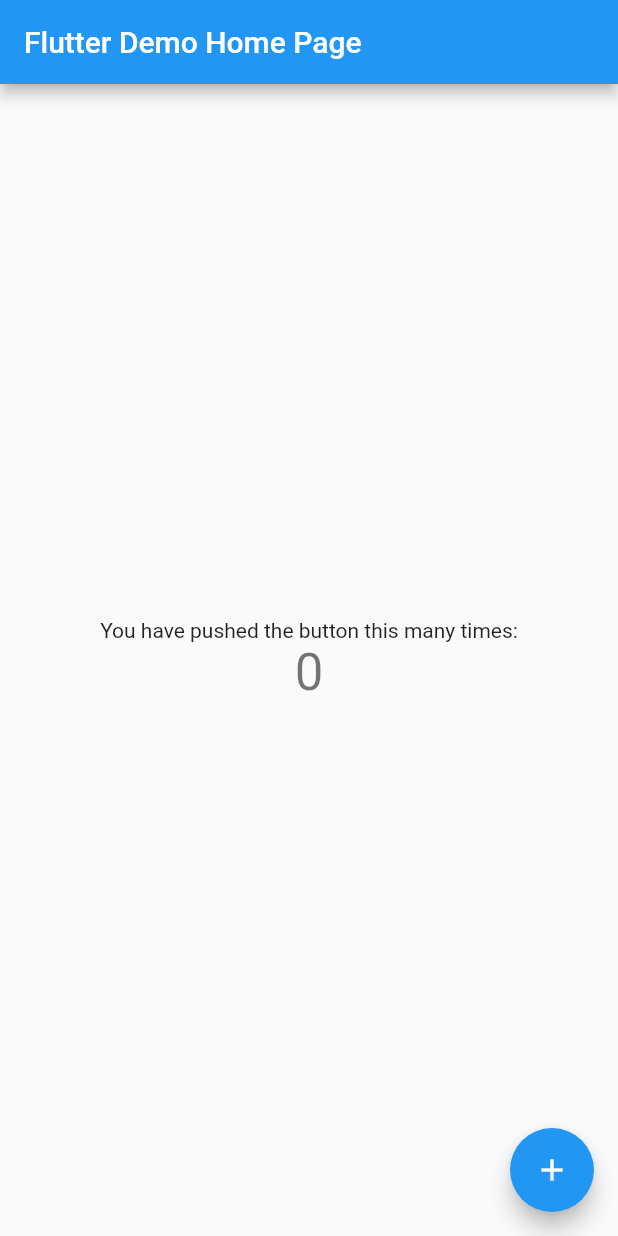
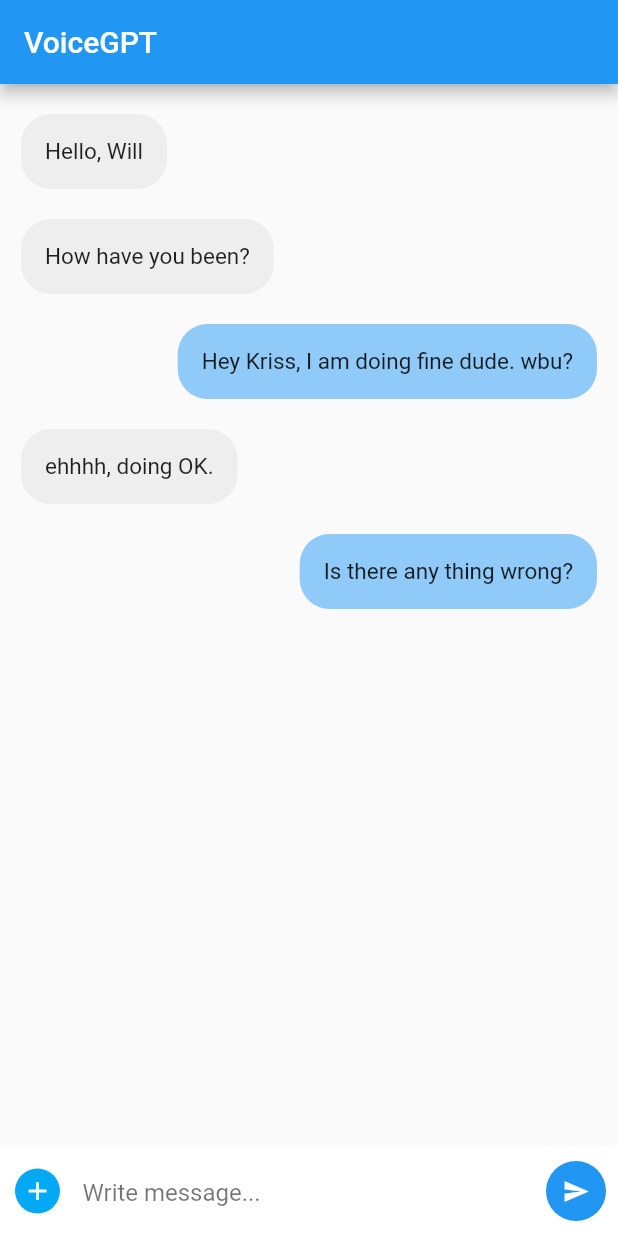
Before and after one commit to huudanh2802/voicegpt, a Flutter app: the screen it shows after launch, on a phone screen of 412 x 824 dp. Run offline on Flutter 3.47's test engine with Material 2 defaults, Android fonts, the phone set to English and light mode, and no system bars.

Commit message:
chat screen

```diff
--- a/voicegpt/lib/main.dart
+++ b/voicegpt/lib/main.dart
@@ -1,4 +1,5 @@
 import 'package:flutter/material.dart';
+import 'package:voicegpt/ui/screen/chat_screen/chat_screen.dart';
 
 void main() {
   runApp(const MyApp());
@@ -10,106 +11,6 @@ class MyApp extends StatelessWidget {
   // This widget is the root of your application.
   @override
   Widget build(BuildContext context) {
-    return MaterialApp(
-      title: 'Flutter Demo',
-      theme: ThemeData(
-        // This is the theme of your application.
-        //
-        // Try running your application with "flutter run". You'll see the
-        // application has a blue toolbar. Then, without quitting the app, try
-        // changing the primarySwatch below to Colors.green and then invoke
-        // "hot reload" (press "r" in the console where you ran "flutter run",
-        // or simply save your changes to "hot reload" in a Flutter IDE).
-        // Notice that the counter didn't reset back to zero; the application
-        // is not restarted.
-        primarySwatch: Colors.blue,
-      ),
-      home: const MyHomePage(title: 'Flutter Demo Home Page'),
-    );
+    return MaterialApp(home: ChatScreen());
   }
 }
-
-class MyHomePage extends StatefulWidget {
-  const MyHomePage({super.key, required this.title});
-
-  // This widget is the home page of your application. It is stateful, meaning
-  // that it has a State object (defined below) that contains fields that affect
-  // how it looks.
-
-  // This class is the configuration for the state. It holds the values (in this
-  // case the title) provided by the parent (in this case the App widget) and
-  // used by the build method of the State. Fields in a Widget subclass are
-  // always marked "final".
-
-  final String title;
-
-  @override
-  State<MyHomePage> createState() => _MyHomePageState();
-}
-
-class _MyHomePageState extends State<MyHomePage> {
-  int _counter = 0;
-
-  void _incrementCounter() {
-    setState(() {
-      // This call to setState tells the Flutter framework that something has
-      // changed in this State, which causes it to rerun the build method below
-      // so that the display can reflect the updated values. If we changed
-      // _counter without calling setState(), then the build method would not be
-      // called again, and so nothing would appear to happen.
-      _counter++;
-    });
-  }
-
-  @override
-  Widget build(BuildContext context) {
-    // This method is rerun every time setState is called, for instance as done
-    // by the _incrementCounter method above.
-    //
-    // The Flutter framework has been optimized to make rerunning build methods
-    // fast, so that you can just rebuild anything that needs updating rather
-    // than having to individually change instances of widgets.
-    return Scaffold(
-      appBar: AppBar(
-        // Here we take the value from the MyHomePage object that was created by
-        // the App.build method, and use it to set our appbar title.
-        title: Text(widget.title),
-      ),
-      body: Center(
-        // Center is a layout widget. It takes a single child and positions it
-        // in the middle of the parent.
-        child: Column(
-          // Column is also a layout widget. It takes a list of children and
-          // arranges them vertically. By default, it sizes itself to fit its
-          // children horizontally, and tries to be as tall as its parent.
-          //
-          // Invoke "debug painting" (press "p" in the console, choose the
-          // "Toggle Debug Paint" action from the Flutter Inspector in Android
-          // Studio, or the "Toggle Debug Paint" command in Visual Studio Code)
-          // to see the wireframe for each widget.
-          //
-          // Column has various properties to control how it sizes itself and
-          // how it positions its children. Here we use mainAxisAlignment to
-          // center the children vertically; the main axis here is the vertical
-          // axis because Columns are vertical (the cross axis would be
-          // horizontal).
-          mainAxisAlignment: MainAxisAlignment.center,
-          children: <Widget>[
-            const Text(
-              'You have pushed the button this many times:',
-            ),
-            Text(
-              '$_counter',
-              style: Theme.of(context).textTheme.headlineMedium,
-            ),
-          ],
-        ),
-      ),
-      floatingActionButton: FloatingActionButton(
-        onPressed: _incrementCounter,
-        tooltip: 'Increment',
-        child: const Icon(Icons.add),
-      ), // This trailing comma makes auto-formatting nicer for build methods.
-    );
-  }
-}
--- /dev/null
+++ b/voicegpt/lib/ui/common/chat_message.dart
@@ -0,0 +1,16 @@
+class ChatMessage {
+  String messageContent;
+  String messageType;
+  ChatMessage({required this.messageContent, required this.messageType});
+}
+
+List<ChatMessage> messages = [
+  ChatMessage(messageContent: "Hello, Will", messageType: "receiver"),
+  ChatMessage(messageContent: "How have you been?", messageType: "receiver"),
+  ChatMessage(
+      messageContent: "Hey Kriss, I am doing fine dude. wbu?",
+      messageType: "sender"),
+  ChatMessage(messageContent: "ehhhh, doing OK.", messageType: "receiver"),
+  ChatMessage(
+      messageContent: "Is there any thing wrong?", messageType: "sender"),
+];
--- /dev/null
+++ b/voicegpt/lib/ui/screen/chat_screen/chat_screen.dart
@@ -0,0 +1,106 @@
+import 'package:flutter/material.dart';
+
+import '../../common/chat_message.dart';
+
+class ChatScreen extends StatefulWidget {
+  @override
+  State<ChatScreen> createState() => _ChatScreen();
+}
+
+class _ChatScreen extends State<ChatScreen> {
+  @override
+  Widget build(BuildContext context) {
+    return Scaffold(
+      appBar: AppBar(
+        title: const Text("VoiceGPT"),
+      ),
+      body: Stack(
+        children: <Widget>[
+          ListView.builder(
+            itemCount: messages.length,
+            shrinkWrap: true,
+            padding: EdgeInsets.only(top: 10, bottom: 10),
+            physics: NeverScrollableScrollPhysics(),
+            itemBuilder: (context, index) {
+              return Container(
+                padding:
+                    EdgeInsets.only(left: 14, right: 14, top: 10, bottom: 10),
+                child: Align(
+                  alignment: (messages[index].messageType == "receiver"
+                      ? Alignment.topLeft
+                      : Alignment.topRight),
+                  child: Container(
+                    decoration: BoxDecoration(
+                      borderRadius: BorderRadius.circular(20),
+                      color: (messages[index].messageType == "receiver"
+                          ? Colors.grey.shade200
+                          : Colors.blue[200]),
+                    ),
+                    padding: EdgeInsets.all(16),
+                    child: Text(
+                      messages[index].messageContent,
+                      style: TextStyle(fontSize: 15),
+                    ),
+                  ),
+                ),
+              );
+            },
+          ),
+          Align(
+            alignment: Alignment.bottomLeft,
+            child: Container(
+              padding: EdgeInsets.only(left: 10, bottom: 10, top: 10),
+              height: 60,
+              width: double.infinity,
+              color: Colors.white,
+              child: Row(
+                children: <Widget>[
+                  GestureDetector(
+                    onTap: () {},
+                    child: Container(
+                      height: 30,
+                      width: 30,
+                      decoration: BoxDecoration(
+                        color: Colors.lightBlue,
+                        borderRadius: BorderRadius.circular(30),
+                      ),
+                      child: Icon(
+                        Icons.add,
+                        color: Colors.white,
+                        size: 20,
+                      ),
+                    ),
+                  ),
+                  SizedBox(
+                    width: 15,
+                  ),
+                  Expanded(
+                    child: TextField(
+                      decoration: InputDecoration(
+                          hintText: "Write message...",
+                          hintStyle: TextStyle(color: Colors.black54),
+                          border: InputBorder.none),
+                    ),
+                  ),
+                  SizedBox(
+                    width: 15,
+                  ),
+                  FloatingActionButton(
+                    onPressed: () {},
+                    child: Icon(
+                      Icons.send,
+                      color: Colors.white,
+                      size: 18,
+                    ),
+                    backgroundColor: Colors.blue,
+                    elevation: 0,
+                  ),
+                ],
+              ),
+            ),
+          ),
+        ],
+      ),
+    );
+  }
+}
--- a/voicegpt/pubspec.yaml
+++ b/voicegpt/pubspec.yaml
@@ -35,6 +35,9 @@ dependencies:
   # The following adds the Cupertino Icons font to your application.
   # Use with the CupertinoIcons class for iOS style icons.
   cupertino_icons: ^1.0.2
+  chat_gpt_sdk: ^2.0.6
+  provider: ^6.0.5
+  speech_to_text: ^6.1.1
 
 dev_dependencies:
   flutter_test:
```
Also changed, not shown: 4 other files.
